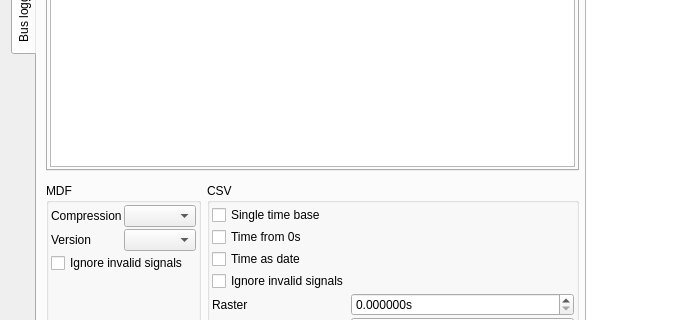
The window that asammdf/gui/ui/batch_widget.ui (danielhrisca/asammdf) describes before a commit, drawn with Qt 5; both pictures show x 0 to 693 and y 302 to 622 of the 979 by 840 pixel window.
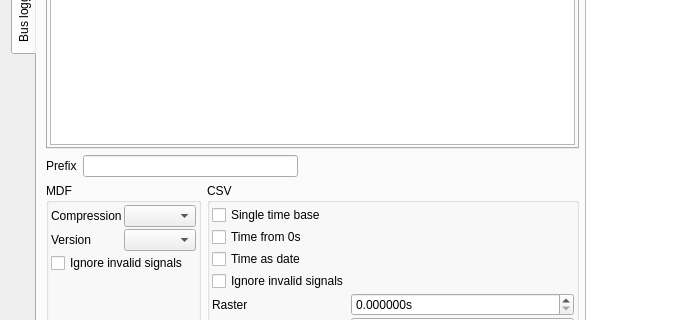
The same window after the commit. The open tabs and pages were chosen to show the change. Icons and pictures are not drawn. Custom widgets are drawn as their Qt base class.

Diff of the .ui file:
```diff
--- a/asammdf/gui/ui/batch_widget.ui
+++ b/asammdf/gui/ui/batch_widget.ui
@@ -1648,6 +1648,40 @@
           </widget>
          </widget>
         </item>
+        <item row="1" column="0" colspan="2">
+         <layout class="QHBoxLayout" name="horizontalLayout" stretch="0,0,1">
+          <item>
+           <widget class="QLabel" name="label">
+            <property name="text">
+             <string>Prefix</string>
+            </property>
+           </widget>
+          </item>
+          <item>
+           <widget class="QLineEdit" name="prefix">
+            <property name="minimumSize">
+             <size>
+              <width>215</width>
+              <height>0</height>
+             </size>
+            </property>
+           </widget>
+          </item>
+          <item>
+           <spacer name="horizontalSpacer">
+            <property name="orientation">
+             <enum>Qt::Horizontal</enum>
+            </property>
+            <property name="sizeHint" stdset="0">
+             <size>
+              <width>40</width>
+              <height>20</height>
+             </size>
+            </property>
+           </spacer>
+          </item>
+         </layout>
+        </item>
        </layout>
       </widget>
      </widget>
```
Left out of the diff: 2 changed lines with no effect on the pictures.
